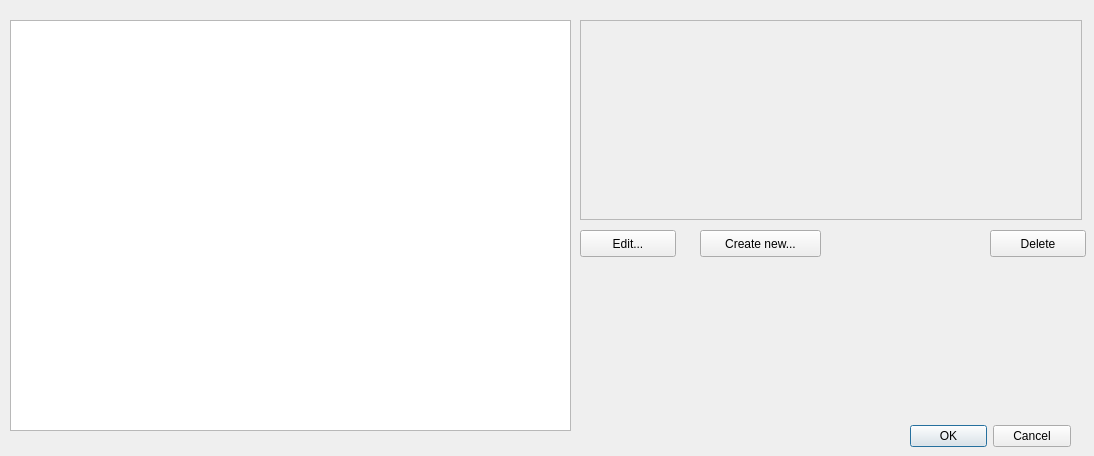
This is dialogwpsedit.ui in Vantskruv/XNVU-Calculator as Qt 5 draws it before an edit. The edited form follows.
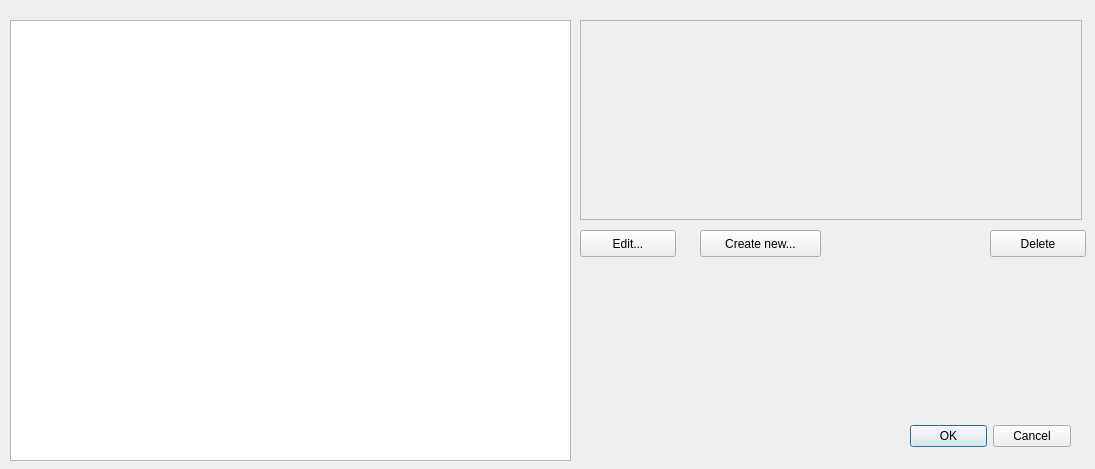
This is the edited form. Custom widgets are drawn as their Qt base class.

Diff of the .ui file:
```diff
--- a/dialogwpsedit.ui
+++ b/dialogwpsedit.ui
@@ -6,8 +6,8 @@
    <rect>
     <x>0</x>
     <y>0</y>
-    <width>1094</width>
-    <height>456</height>
+    <width>1095</width>
+    <height>469</height>
    </rect>
   </property>
   <property name="windowTitle">
@@ -35,7 +35,7 @@
      <x>10</x>
      <y>20</y>
      <width>561</width>
-     <height>411</height>
+     <height>441</height>
     </rect>
    </property>
   </widget>
```
